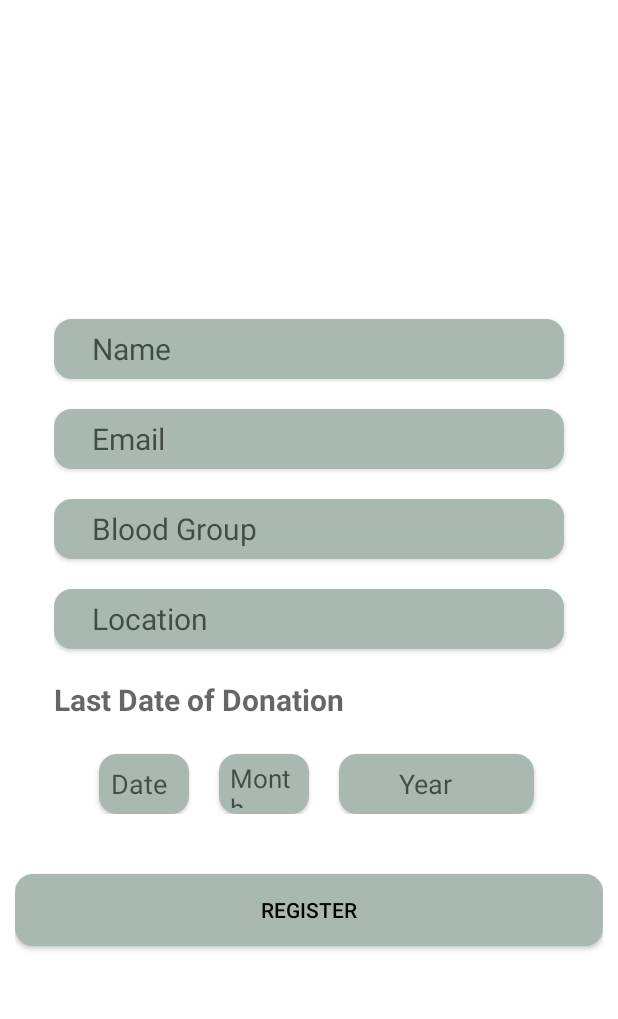
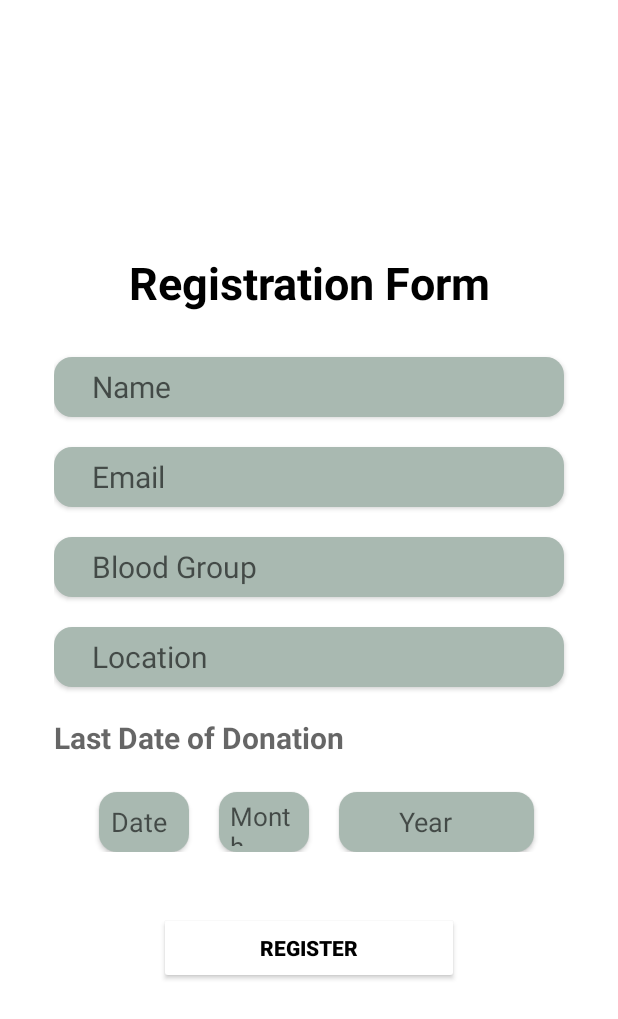
Before and after one commit to IstiaqueShubho/DonateBlood, an Android app: the Registration screen opened directly, with no data from a screen before it, after a tap on "REGISTER", on a phone screen of 412 x 824 dp. Shown: the top 1019 px of the screen. Run offline under Robolectric (Android 15) with nearby library versions, the phone set to English and light mode, and no system bars; our stand-ins replace Firebase (no records; nobody signed in at launch, a user with empty details on screens opened directly).

Commit message:
Third Commit

```diff
--- a/app/src/main/java/com/example/istiaque/donateblood/Registration.java
+++ b/app/src/main/java/com/example/istiaque/donateblood/Registration.java
@@ -30,7 +30,6 @@ public class Registration extends AppCompatActivity {
     private FirebaseAuth.AuthStateListener authStateListener;
     private DatabaseReference firebaseDatabase;
 
-    private ProgressDialog progressDialog;
 
     protected void onCreate(Bundle savedInstanceState) {
         super.onCreate(savedInstanceState);
@@ -40,7 +39,6 @@ public class Registration extends AppCompatActivity {
 
         firebaseDatabase = FirebaseDatabase.getInstance().getReference().child("Users");
 
-        progressDialog = new ProgressDialog(this);
 
         Name = (EditText) findViewById(R.id.name);
         Email = (EditText) findViewById(R.id.email);
@@ -67,21 +65,32 @@ public class Registration extends AppCompatActivity {
         String bloodgroup = Bloodgroup.getText().toString().trim();
         String location = Location.getText().toString().trim();
 
-        int date,month,year;
+        int date = 0,month = 0,year = 0;
         String date1 = Date.getText().toString().trim();
-        date = Integer.parseInt(date1);
+        if(!date1.isEmpty()){
+            date = Integer.parseInt(date1);
+            if(!(date >= 1 && date <= 31)){
+                date1 = "";
+                Toast.makeText(this,"Date Must be between 1 to 31",Toast.LENGTH_LONG).show();
+            }
+        }
         String month1 = Month.getText().toString().trim();
-        month = Integer.parseInt(month1);
+        if(!month1.isEmpty()){
+            month = Integer.parseInt(month1);
+            if(!(month >= 1 && month <= 12)){
+                month1 = "";
+                Toast.makeText(this,"Month Must be between 1 to 12",Toast.LENGTH_LONG).show();
+            }
+        }
         String year1 = Year.getText().toString().trim();
-        year = Integer.parseInt(year1);
+        if(!year1.isEmpty()){
+            year = Integer.parseInt(year1);
+        }
 
-        if(name.equals("") || email.equals("") ||  bloodgroup.equals("") && location.equals("") && date1.equals("") && month1.equals("") && year1.equals("")){
+        if(name.equals("") || email.equals("") ||  bloodgroup.equals("") || location.equals("") ||  date1.equals("") || month1.equals("") || year1.equals("")){
             Toast.makeText(this,"Fill all the areas with Valid Information.",Toast.LENGTH_LONG).show();
         }
         else{
-            progressDialog.setMessage("Registering User");
-            progressDialog.show();
-
             String user_id = firebaseDatabase.push().getKey();
 
             firebaseDatabase.child(user_id).child("Name").setValue(name);
@@ -92,8 +101,11 @@ public class Registration extends AppCompatActivity {
             firebaseDatabase.child(user_id).child("LastDonation").child("Month").setValue(month);
             firebaseDatabase.child(user_id).child("LastDonation").child("Year").setValue(year);
 
+            Toast.makeText(this,"Registration Successful.",Toast.LENGTH_LONG).show();
 
-            startActivity(new Intent(Registration.this,Userprofile.class));
+            Intent user = new Intent(Registration.this,Userprofile.class);
+            user.addFlags(Intent.FLAG_ACTIVITY_CLEAR_TOP);
+            startActivity(user);
         }
     }
 }
--- a/app/src/main/res/layout/activity_registration.xml
+++ b/app/src/main/res/layout/activity_registration.xml
@@ -13,6 +13,16 @@
         android:padding="10dp"
         android:background="#ffffff"
         android:clickable="true">
+
+        <TextView
+            android:layout_width="match_parent"
+            android:layout_height="50dp"
+            android:text="Registration Form"
+            android:textSize="30dp"
+            android:textAlignment="center"
+            android:textColor="#000000"
+            android:textStyle="bold"/>
+
         <LinearLayout
             android:layout_width="400dp"
             android:layout_height="390dp"
@@ -131,11 +141,12 @@
 
         <Button
             android:id="@+id/register"
-            android:layout_width="match_parent"
+            android:layout_width="200dp"
             android:layout_height="wrap_content"
+            android:backgroundTintMode="@color/colorAccent"
             android:text="Register"
-            android:background="@drawable/rounded_textview"
-            android:textColor="#000000"/>
+            android:textColor="#000000"
+            android:textStyle="bold" />
 
     </LinearLayout>
 
```
